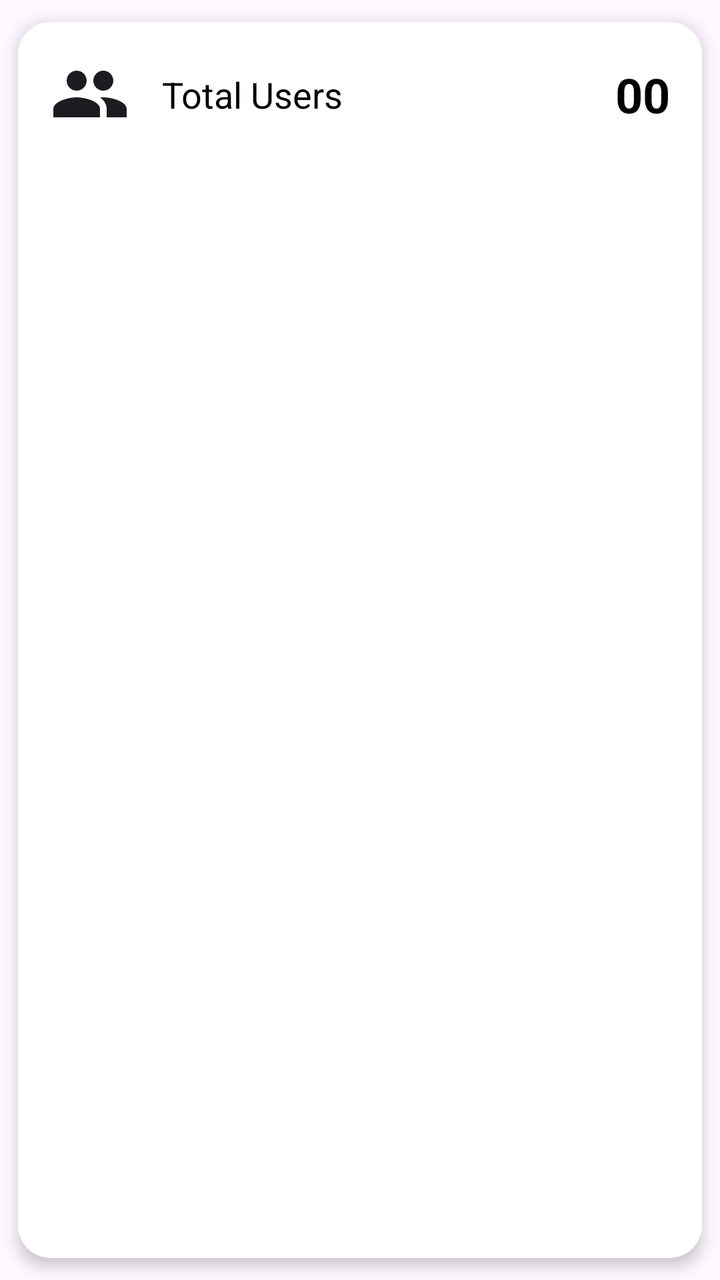
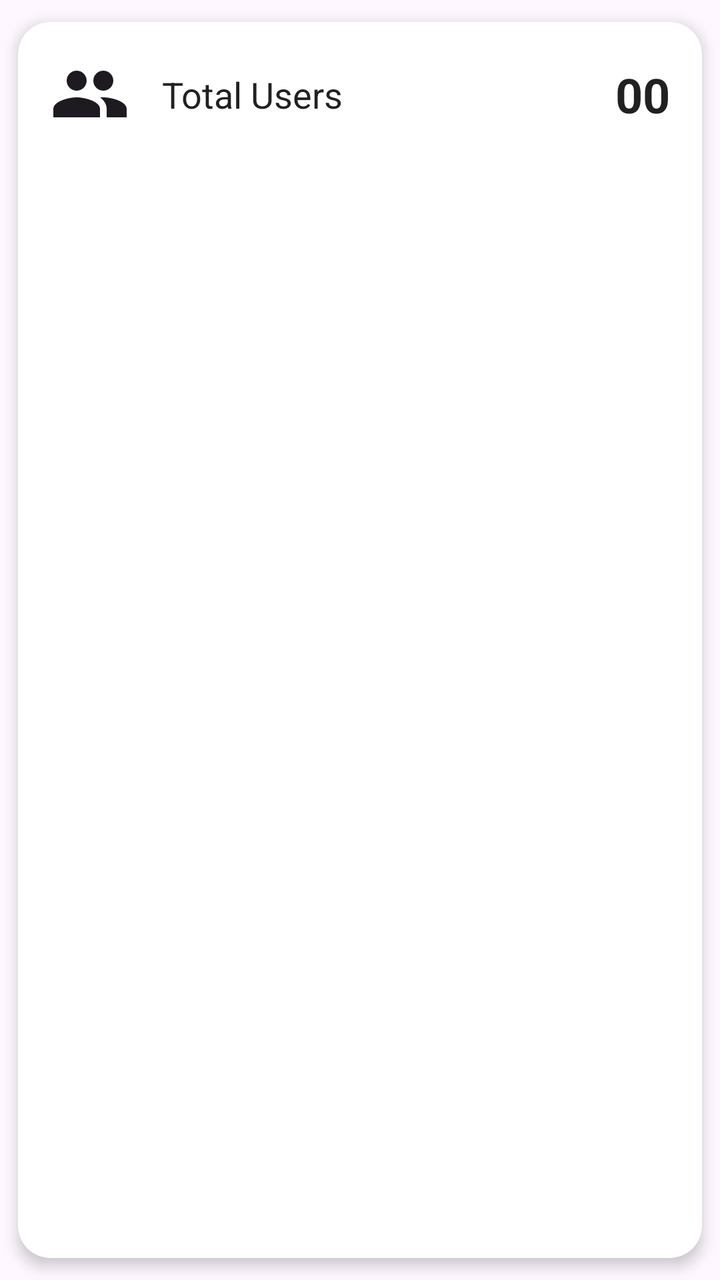

Two renders of the same Android screen: before a commit and after it. Below are the layout's source before the change and the commit's diff.
<!-- AndroidManifest.xml: application theme Theme.MicroCredential -->
<!-- res/layout/item_total_users.xml -->
<?xml version="1.0" encoding="utf-8"?>
<androidx.cardview.widget.CardView xmlns:android="http://schemas.android.com/apk/res/android"
    xmlns:app="http://schemas.android.com/apk/res-auto"
    android:layout_width="match_parent"
    android:layout_height="wrap_content"
    app:cardCornerRadius="16dp"
    app:cardElevation="4dp"
    app:cardUseCompatPadding="true">

    <androidx.constraintlayout.widget.ConstraintLayout
        android:layout_width="match_parent"
        android:layout_height="wrap_content"
        android:padding="16dp">

        <ImageView
            android:id="@+id/iv_users_icon"
            android:layout_width="40dp"
            android:layout_height="40dp"
            android:src="@drawable/ic_users"
            app:layout_constraintBottom_toBottomOf="parent"
            app:layout_constraintStart_toStartOf="parent"
            app:layout_constraintTop_toTopOf="parent" />

        <TextView
            android:id="@+id/tv_users_label"
            android:layout_width="wrap_content"
            android:layout_height="wrap_content"
            android:layout_marginStart="16dp"
            android:text="Total Users"
            android:textColor="@android:color/black"
            android:textSize="18sp"
            app:layout_constraintBottom_toBottomOf="parent"
            app:layout_constraintStart_toEndOf="@+id/iv_users_icon"
            app:layout_constraintTop_toTopOf="parent" />

        <TextView
            android:id="@+id/tv_users_count"
            android:layout_width="wrap_content"
            android:layout_height="wrap_content"
            android:text="00"
            android:textColor="@android:color/black"
            android:textSize="24sp"
            android:textStyle="bold"
            app:layout_constraintBottom_toBottomOf="parent"
            app:layout_constraintEnd_toEndOf="parent"
            app:layout_constraintTop_toTopOf="parent" />

    </androidx.constraintlayout.widget.ConstraintLayout>

</androidx.cardview.widget.CardView>
<!-- resources referenced by this layout -->
<resources>
  <!-- drawable ic_users (drawable) -->
  <vector xmlns:android="http://schemas.android.com/apk/res/android"
      android:width="24dp"
      android:height="24dp"
      android:viewportWidth="24"
      android:viewportHeight="24">
    <path
        android:fillColor="?android:attr/textColorPrimary"
        android:pathData="M16,11c1.66,0 2.99,-1.34 2.99,-3S17.66,5 16,5c-1.66,0 -3,1.34 -3,3s1.34,3 3,3zM8,11c1.66,0 2.99,-1.34 2.99,-3S9.66,5 8,5C6.34,5 5,6.34 5,8s1.34,3 3,3zM8,13c-2.33,0 -7,1.17 -7,3.5V19h14v-2.5c0,-2.33 -4.67,-3.5 -7,-3.5zM16,13c-0.29,0 -0.62,0.02 -0.97,0.05 1.16,0.84 1.97,1.97 1.97,3.45V19h6v-2.5c0,-2.33 -4.67,-3.5 -7,-3.5z"/>
  </vector>
  <style name="Theme.MicroCredential" parent="Base.Theme.MicroCredential" />
  <style name="Base.Theme.MicroCredential" parent="Theme.Material3.DayNight.NoActionBar">
          
          
      </style>
</resources>

<!-- the commit's change to res/layout/item_total_users.xml (unified diff, before → after) -->
@@ -27,7 +27,7 @@
             android:layout_height="wrap_content"
             android:layout_marginStart="16dp"
             android:text="Total Users"
-            android:textColor="@android:color/black"
+            android:textColor="@color/text_primary"
             android:textSize="18sp"
             app:layout_constraintBottom_toBottomOf="parent"
             app:layout_constraintStart_toEndOf="@+id/iv_users_icon"
@@ -38,7 +38,7 @@
             android:layout_width="wrap_content"
             android:layout_height="wrap_content"
             android:text="00"
-            android:textColor="@android:color/black"
+            android:textColor="@color/text_primary"
             android:textSize="24sp"
             android:textStyle="bold"
             app:layout_constraintBottom_toBottomOf="parent"
<!-- resource entries referenced after the edit -->
@@ -1,5 +1,6 @@
 <!-- resources referenced by this layout -->
 <resources>
+  <color name="text_primary">#DE000000</color>
   <!-- drawable ic_users (drawable) -->
   <vector xmlns:android="http://schemas.android.com/apk/res/android"
       android:width="24dp"
